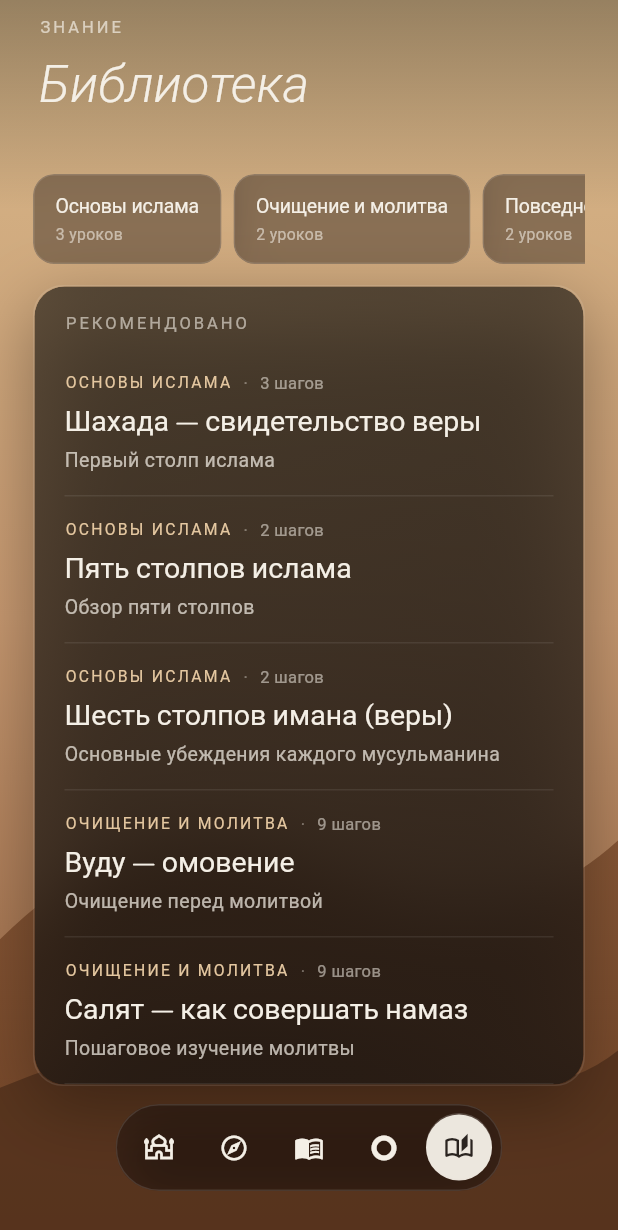
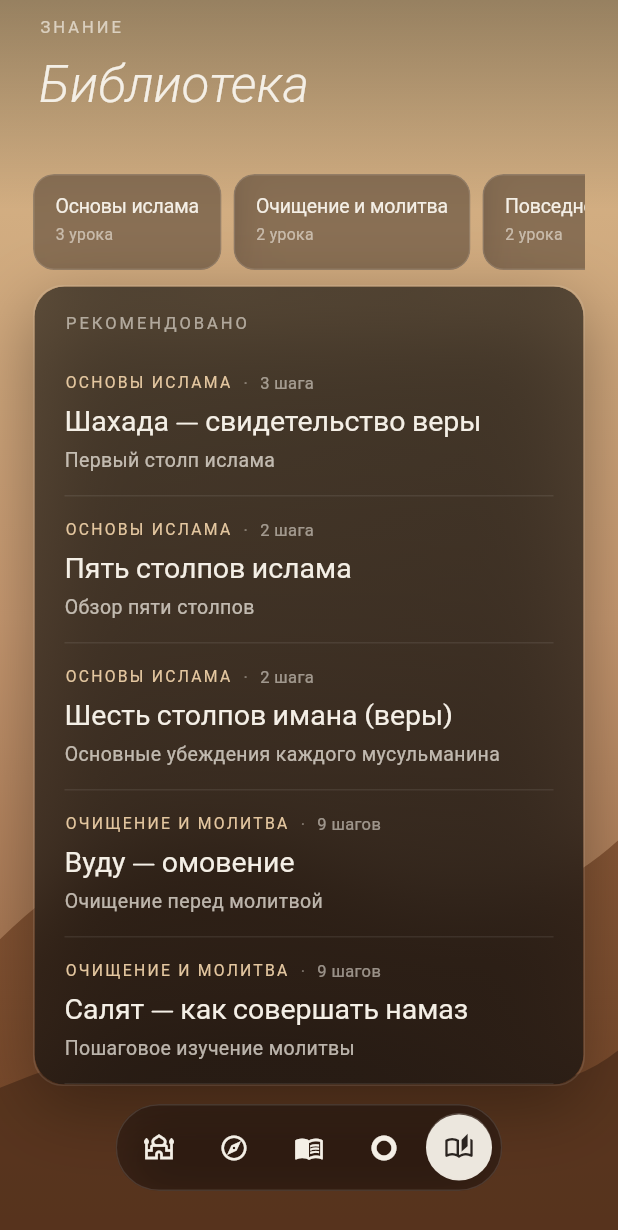
Before and after one commit to VVPAK/qadr, a Flutter app: the LearnListScreen widget shown alone on an empty page, opened directly with empty values, on a phone screen of 412 x 824 dp. Shown: the top 1230 px of the screen. Run offline on Flutter 3.47's test engine with Material 3 defaults, Android fonts, the phone set to English and light mode, and no system bars; our stand-ins replace dio, drift, flutter_compass, flutter_markdown, flutter_riverpod, flutter_secure_storage and 6 more; missing offline and left inert: adhan_dart, flutter_driver; accounts and stored records are empty; generated files the repository leaves out were written again; Roboto replaces fonts that are missing (GeneralSans).

Commit message:
feat: add Flutter Driver support, implement Russian pluralization, and update navigation defaults and widget keys

```diff
--- a/lib/app/main_shell.dart
+++ b/lib/app/main_shell.dart
@@ -17,7 +17,7 @@ class MainShell extends StatefulWidget {
 }
 
 class _MainShellState extends State<MainShell> {
-  NavSection _active = NavSection.prayer;
+  NavSection _active = NavSection.qibla;
 
   void _onNavChanged(NavSection section) {
     setState(() => _active = section);
--- a/lib/core/widgets/floating_nav_bar.dart
+++ b/lib/core/widgets/floating_nav_bar.dart
@@ -49,6 +49,7 @@ class FloatingNavBar extends StatelessWidget {
                 children: NavSection.values.map((section) {
                   final isActive = section == active;
                   return GestureDetector(
+                    key: ValueKey('nav_${section.name}'),
                     onTap: () => onChanged(section),
                     child: AnimatedContainer(
                       duration: const Duration(milliseconds: 200),
--- a/lib/features/learning/presentation/learn_list_screen.dart
+++ b/lib/features/learning/presentation/learn_list_screen.dart
@@ -7,6 +7,15 @@ import '../../../core/widgets/glass_container.dart';
 import '../../../core/widgets/scene_background.dart';
 import '../../../core/widgets/scene_page.dart';
 import '../domain/learning_curriculum.dart';
+
+String _pluralRu(int n, String one, String few, String many) {
+  final mod100 = n % 100;
+  if (mod100 >= 11 && mod100 <= 14) return many;
+  final mod10 = n % 10;
+  if (mod10 == 1) return one;
+  if (mod10 >= 2 && mod10 <= 4) return few;
+  return many;
+}
 
 class LearnListScreen extends StatelessWidget {
   final ValueChanged<NavSection> onNavChanged;
@@ -69,7 +78,7 @@ class LearnListScreen extends StatelessWidget {
           left: 22,
           right: 22,
           child: SizedBox(
-            height: 60,
+            height: 64,
             child: ListView.separated(
               scrollDirection: Axis.horizontal,
               itemCount: categories.length,
@@ -153,7 +162,7 @@ class LearnListScreen extends StatelessWidget {
               ),
               const SizedBox(height: 2),
               Text(
-                '$count уроков',
+                '$count ${_pluralRu(count, 'урок', 'урока', 'уроков')}',
                 style: const TextStyle(
                   fontSize: 10.5,
                   color: Color(0x99F4EFE6),
@@ -208,7 +217,7 @@ class _LessonRow extends StatelessWidget {
                       fontSize: 11, color: Color(0x66F4EFE6))),
               const SizedBox(width: 8),
               Text(
-                '${lesson.steps.length} шагов',
+                '${lesson.steps.length} ${_pluralRu(lesson.steps.length, 'шаг', 'шага', 'шагов')}',
                 style: const TextStyle(
                   fontSize: 11,
                   color: Color(0x8CF4EFE6),
--- a/lib/main.dart
+++ b/lib/main.dart
@@ -1,4 +1,6 @@
+import 'package:flutter/foundation.dart';
 import 'package:flutter/material.dart';
+import 'package:flutter_driver/driver_extension.dart';
 import 'package:flutter_riverpod/flutter_riverpod.dart';
 import 'package:shared_preferences/shared_preferences.dart';
 
@@ -9,6 +11,9 @@ import 'features/learning/data/learning_progress_store.dart';
 import 'features/learning/presentation/providers/learning_provider.dart';
 
 void main() async {
+  if (kDebugMode) {
+    enableFlutterDriverExtension();
+  }
   WidgetsFlutterBinding.ensureInitialized();
 
   final prefs = await SharedPreferences.getInstance();
--- a/pubspec.yaml
+++ b/pubspec.yaml
@@ -67,6 +67,8 @@ dependencies:
 dev_dependencies:
   flutter_test:
     sdk: flutter
+  flutter_driver:
+    sdk: flutter
   flutter_lints: ^6.0.0
   build_runner: ^2.4.13
   riverpod_generator: ^2.6.3
```
Also changed, not shown: pubspec.lock.
